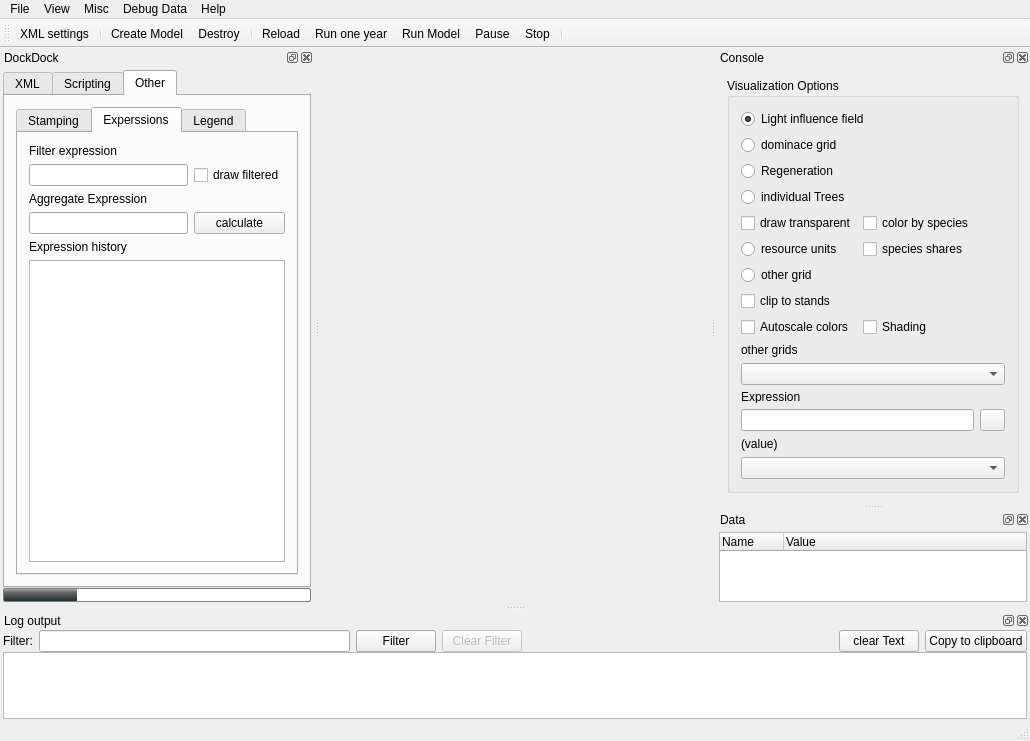
Old version of the form src/iland/mainwindow.ui in the repository edfm-tum/iland-model.
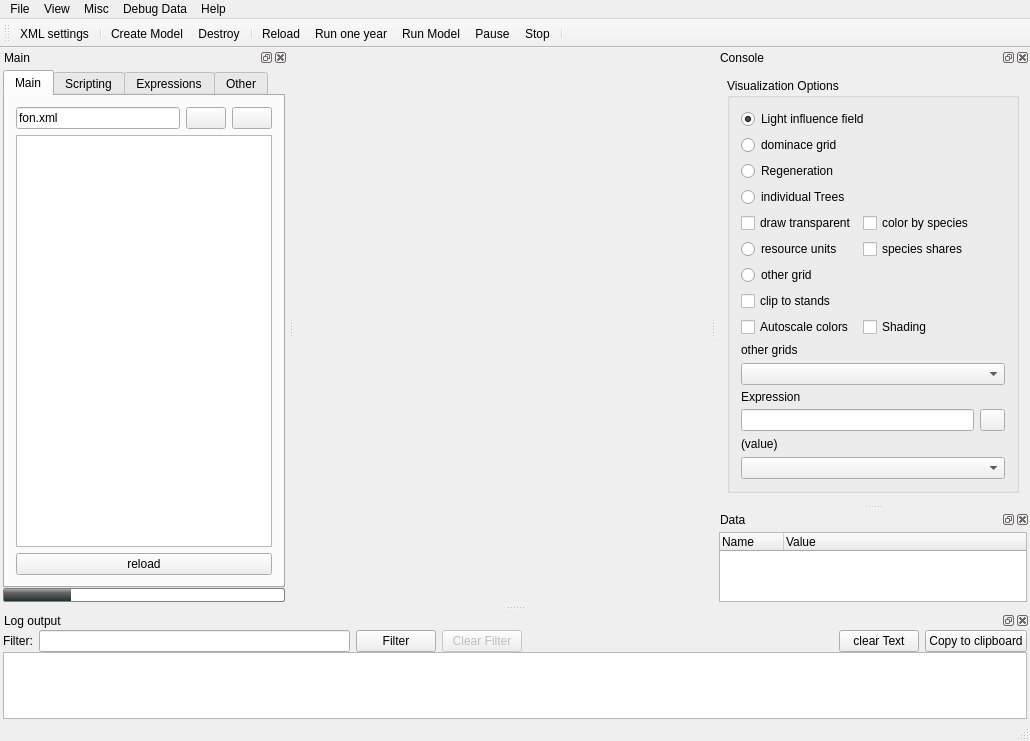
New version of the form. The open tabs and pages were chosen to show the change. Icons and pictures are not drawn. Custom widgets are drawn as their Qt base class.

Commit message: smaller update of the GUI (reorganization of toolwindows, mainly).

Patch:
```diff
--- a/src/iland/mainwindow.ui
+++ b/src/iland/mainwindow.ui
@@ -168,7 +168,7 @@
   <widget class="QStatusBar" name="statusBar"/>
   <widget class="QDockWidget" name="dockEditor">
    <property name="windowTitle">
-    <string>DockDock</string>
+    <string>Main</string>
    </property>
    <attribute name="dockWidgetArea">
     <number>1</number>
@@ -204,14 +204,19 @@
          <height>0</height>
         </size>
        </property>
+       <property name="styleSheet">
+        <string notr="true">@
+QTabWidget::tab:disabled { width: 0; height: 0; margin: 0; padding: 0; border: none; }
+@</string>
+       </property>
        <property name="currentIndex">
         <number>0</number>
        </property>
        <widget class="QWidget" name="editStackPage1">
         <attribute name="title">
-         <string>XML</string>
+         <string>Main</string>
         </attribute>
-        <layout class="QVBoxLayout" name="verticalLayout">
+        <layout class="QVBoxLayout" name="verticalLayout" stretch="1,2,10">
          <item>
           <layout class="QHBoxLayout" name="horizontalLayout">
            <item>
@@ -265,9 +270,6 @@
          </item>
          <item>
           <widget class="QTextEdit" name="iniEdit">
-           <property name="enabled">
-            <bool>true</bool>
-           </property>
            <property name="sizePolicy">
             <sizepolicy hsizetype="Expanding" vsizetype="Expanding">
              <horstretch>0</horstretch>
@@ -283,8 +285,25 @@
            <property name="lineWrapMode">
             <enum>QTextEdit::NoWrap</enum>
            </property>
+           <property name="readOnly">
+            <bool>true</bool>
+           </property>
           </widget>
          </item>
+         <item>
+          <layout class="QVBoxLayout" name="qmlRulerLayout">
+           <property name="spacing">
+            <number>0</number>
+           </property>
+           <item>
+            <widget class="QPushButton" name="pbReloadQml">
+             <property name="text">
+              <string>reload</string>
+             </property>
+            </widget>
+           </item>
+          </layout>
+         </item>
         </layout>
        </widget>
        <widget class="QWidget" name="scriptPage">
@@ -363,7 +382,61 @@
          </item>
         </layout>
        </widget>
-       <widget class="QWidget" name="editStackPage2">
+       <widget class="QWidget" name="editStackExpressions">
+        <attribute name="title">
+         <string>Expressions</string>
+        </attribute>
+        <layout class="QFormLayout" name="formLayout">
+         <item row="0" column="0">
+          <widget class="QLabel" name="label_2">
+           <property name="text">
+            <string>Filter expression</string>
+           </property>
+          </widget>
+         </item>
+         <item row="1" column="0">
+          <widget class="QLineEdit" name="expressionFilter"/>
+         </item>
+         <item row="1" column="1">
+          <widget class="QCheckBox" name="cbDrawFiltered">
+           <property name="toolTip">
+            <string>&lt;html&gt;&lt;head/&gt;&lt;body&gt;&lt;p&gt;when checked, only &amp;quot;filtered&amp;quot; trees are drawn in the main visualization&lt;/p&gt;&lt;/body&gt;&lt;/html&gt;</string>
+           </property>
+           <property name="text">
+            <string>draw filtered</string>
+           </property>
+          </widget>
+         </item>
+         <item row="2" column="0">
+          <widget class="QLabel" name="label_3">
+           <property name="text">
+            <string>Aggregate Expression</string>
+           </property>
+          </widget>
+         </item>
+         <item row="3" column="0">
+          <widget class="QLineEdit" name="expressionText"/>
+         </item>
+         <item row="3" column="1">
+          <widget class="QPushButton" name="pbCalculateExpression">
+           <property name="text">
+            <string>calculate</string>
+           </property>
+          </widget>
+         </item>
+         <item row="4" column="0">
+          <widget class="QLabel" name="label">
+           <property name="text">
+            <string>Expression history</string>
+           </property>
+          </widget>
+         </item>
+         <item row="5" column="0" colspan="2">
+          <widget class="QListWidget" name="expressionHistory"/>
+         </item>
+        </layout>
+       </widget>
+       <widget class="QWidget" name="editOtherFunctions">
         <attribute name="title">
          <string>Other</string>
         </attribute>
@@ -491,81 +564,6 @@
              </property>
             </widget>
            </widget>
-           <widget class="QWidget" name="Seite">
-            <attribute name="title">
-             <string>Experssions</string>
-            </attribute>
-            <layout class="QGridLayout" name="gridLayout">
-             <item row="0" column="0">
-              <widget class="QLabel" name="label_2">
-               <property name="text">
-                <string>Filter expression</string>
-               </property>
-              </widget>
-             </item>
-             <item row="1" column="0">
-              <widget class="QLineEdit" name="expressionFilter"/>
-             </item>
-             <item row="2" column="0">
-              <widget class="QLabel" name="label_3">
-               <property name="text">
-                <string>Aggregate Expression</string>
-               </property>
-              </widget>
-             </item>
-             <item row="3" column="0">
-              <widget class="QLineEdit" name="expressionText"/>
-             </item>
-             <item row="4" column="0">
-              <widget class="QLabel" name="label">
-               <property name="text">
-                <string>Expression history</string>
-               </property>
-              </widget>
-             </item>
-             <item row="5" column="0" colspan="2">
-              <widget class="QListWidget" name="expressionHistory"/>
-             </item>
-             <item row="3" column="1">
-              <widget class="QPushButton" name="pbCalculateExpression">
-               <property name="text">
-                <string>calculate</string>
-               </property>
-              </widget>
-             </item>
-             <item row="1" column="1">
-              <widget class="QCheckBox" name="cbDrawFiltered">
-               <property name="toolTip">
-                <string>&lt;html&gt;&lt;head/&gt;&lt;body&gt;&lt;p&gt;when checked, only &amp;quot;filtered&amp;quot; trees are drawn in the main visualization&lt;/p&gt;&lt;/body&gt;&lt;/html&gt;</string>
-               </property>
-               <property name="text">
-                <string>draw filtered</string>
-               </property>
-              </widget>
-             </item>
-            </layout>
-           </widget>
-           <widget class="QWidget" name="tab">
-            <attribute name="title">
-             <string>Legend</string>
-            </attribute>
-            <layout class="QVBoxLayout" name="verticalLayout_7">
-             <item>
-              <layout class="QVBoxLayout" name="qmlRulerLayout">
-               <property name="spacing">
-                <number>0</number>
-               </property>
-               <item>
-                <widget class="QPushButton" name="pbReloadQml">
-                 <property name="text">
-                  <string>reload</string>
-                 </property>
-                </widget>
-               </item>
-              </layout>
-             </item>
-            </layout>
-           </widget>
           </widget>
          </item>
         </layout>
```
Left out of the diff: 42 changed lines with no effect on the pictures. The commit also changes 2 other files.
